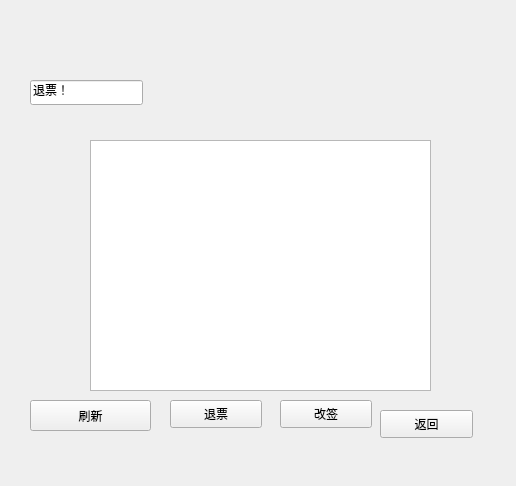
Before: the Qt Designer form Pro1 mk34/refund.ui in KamChiHei/330, drawn with Qt 5.
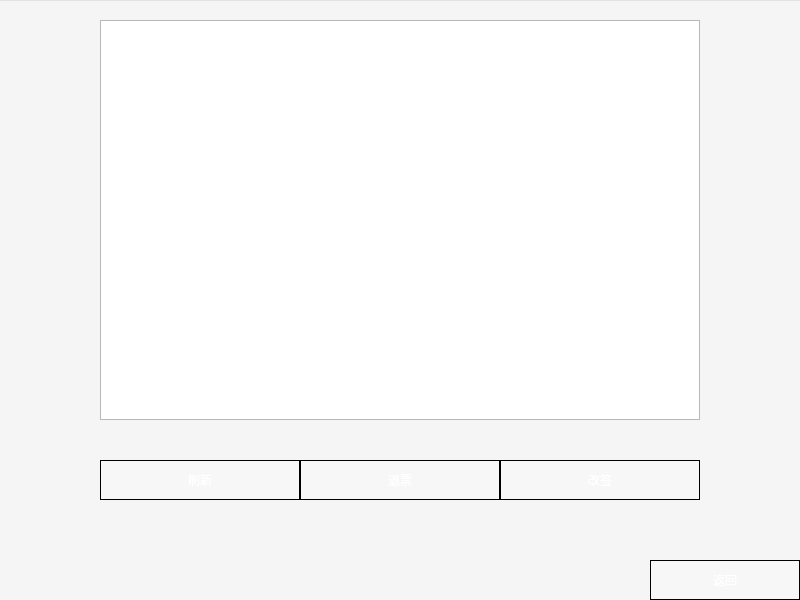
After: the same form once the commit is applied. Icons and pictures are not drawn.

The edit to the form file:
```diff
--- a/Pro1 mk34/refund.ui
+++ b/Pro1 mk34/refund.ui
@@ -6,35 +6,54 @@
    <rect>
     <x>0</x>
     <y>0</y>
-    <width>516</width>
-    <height>486</height>
+    <width>800</width>
+    <height>600</height>
    </rect>
   </property>
+  <property name="minimumSize">
+   <size>
+    <width>800</width>
+    <height>600</height>
+   </size>
+  </property>
+  <property name="maximumSize">
+   <size>
+    <width>800</width>
+    <height>600</height>
+   </size>
+  </property>
   <property name="windowTitle">
    <string>Form</string>
   </property>
-  <widget class="QLineEdit" name="lineEdit">
-   <property name="geometry">
-    <rect>
-     <x>30</x>
-     <y>80</y>
-     <width>113</width>
-     <height>25</height>
-    </rect>
-   </property>
-   <property name="text">
-    <string>退票！</string>
-   </property>
-  </widget>
+  <property name="windowIcon">
+   <iconset resource="icon.qrc">
+    <normaloff>:/new/prefix1/iconANDpic/plane.png</normaloff>:/new/prefix1/iconANDpic/plane.png</iconset>
+  </property>
   <widget class="QPushButton" name="pushButton">
    <property name="geometry">
     <rect>
-     <x>380</x>
-     <y>410</y>
-     <width>93</width>
-     <height>28</height>
+     <x>650</x>
+     <y>560</y>
+     <width>150</width>
+     <height>40</height>
     </rect>
    </property>
+   <property name="styleSheet">
+    <string notr="true">QPushButton {
+	font: 700 24pt &quot;微软雅黑&quot;;
+	color: rgb(255, 255, 255);
+border: 1px solid rgb(0, 0, 0);
+background-color: rgba(255, 255, 255, 50);
+}
+
+QPushButton:hover {
+font: 700 24pt &quot;微软雅黑&quot;;
+    color: rgb(255, 255, 255);
+border: 1px solid rgb(0, 0, 0);
+background-color: rgba(255, 255, 255, 100);
+ 
+}</string>
+   </property>
    <property name="text">
     <string>返回</string>
    </property>
@@ -42,22 +61,41 @@
   <widget class="QTableView" name="orders">
    <property name="geometry">
     <rect>
-     <x>90</x>
-     <y>140</y>
-     <width>341</width>
-     <height>251</height>
+     <x>100</x>
+     <y>20</y>
+     <width>600</width>
+     <height>400</height>
     </rect>
    </property>
+   <attribute name="horizontalHeaderDefaultSectionSize">
+    <number>149</number>
+   </attribute>
   </widget>
   <widget class="QPushButton" name="Tickets">
    <property name="geometry">
     <rect>
-     <x>30</x>
-     <y>400</y>
-     <width>121</width>
-     <height>31</height>
+     <x>100</x>
+     <y>460</y>
+     <width>200</width>
+     <height>40</height>
     </rect>
    </property>
+   <property name="styleSheet">
+    <string notr="true">QPushButton {
+	font: 700 24pt &quot;微软雅黑&quot;;
+	color: rgb(255, 255, 255);
+border: 1px solid rgb(0, 0, 0);
+background-color: rgba(255, 255, 255, 50);
+}
+
+QPushButton:hover {
+font: 700 24pt &quot;微软雅黑&quot;;
+    color: rgb(255, 255, 255);
+border: 1px solid rgb(0, 0, 0);
+background-color: rgba(255, 255, 255, 100);
+ 
+}</string>
+   </property>
    <property name="text">
     <string>刷新</string>
    </property>
@@ -65,12 +103,28 @@
   <widget class="QPushButton" name="cancelButton">
    <property name="geometry">
     <rect>
-     <x>170</x>
-     <y>400</y>
-     <width>92</width>
-     <height>28</height>
+     <x>300</x>
+     <y>460</y>
+     <width>200</width>
+     <height>40</height>
     </rect>
    </property>
+   <property name="styleSheet">
+    <string notr="true">QPushButton {
+	font: 700 24pt &quot;微软雅黑&quot;;
+	color: rgb(255, 255, 255);
+border: 1px solid rgb(0, 0, 0);
+background-color: rgba(255, 255, 255, 50);
+}
+
+QPushButton:hover {
+font: 700 24pt &quot;微软雅黑&quot;;
+    color: rgb(255, 255, 255);
+border: 1px solid rgb(0, 0, 0);
+background-color: rgba(255, 255, 255, 100);
+ 
+}</string>
+   </property>
    <property name="text">
     <string>退票</string>
    </property>
@@ -78,16 +132,58 @@
   <widget class="QPushButton" name="changeButton">
    <property name="geometry">
     <rect>
-     <x>280</x>
-     <y>400</y>
-     <width>92</width>
-     <height>28</height>
+     <x>500</x>
+     <y>460</y>
+     <width>200</width>
+     <height>40</height>
     </rect>
    </property>
+   <property name="styleSheet">
+    <string notr="true">QPushButton {
+	font: 700 24pt &quot;微软雅黑&quot;;
+	color: rgb(255, 255, 255);
+border: 1px solid rgb(0, 0, 0);
+background-color: rgba(255, 255, 255, 50);
+}
+
+QPushButton:hover {
+font: 700 24pt &quot;微软雅黑&quot;;
+    color: rgb(255, 255, 255);
+border: 1px solid rgb(0, 0, 0);
+background-color: rgba(255, 255, 255, 100);
+ 
+}</string>
+   </property>
    <property name="text">
     <string>改签</string>
    </property>
   </widget>
+  <widget class="QFrame" name="frame">
+   <property name="geometry">
+    <rect>
+     <x>-1</x>
+     <y>0</y>
+     <width>802</width>
+     <height>601</height>
+    </rect>
+   </property>
+   <property name="styleSheet">
+    <string notr="true">background-color: rgba(255, 255, 255, 100);
+background-image: url(:/new/prefix2/iconANDpic/ordermanage.jpg);</string>
+   </property>
+   <property name="frameShape">
+    <enum>QFrame::Shape::StyledPanel</enum>
+   </property>
+   <property name="frameShadow">
+    <enum>QFrame::Shadow::Raised</enum>
+   </property>
+  </widget>
+  <zorder>frame</zorder>
+  <zorder>pushButton</zorder>
+  <zorder>orders</zorder>
+  <zorder>Tickets</zorder>
+  <zorder>cancelButton</zorder>
+  <zorder>changeButton</zorder>
  </widget>
  <resources/>
  <connections/>
```
Left out of the diff: 6 changed lines with no effect on the pictures.
